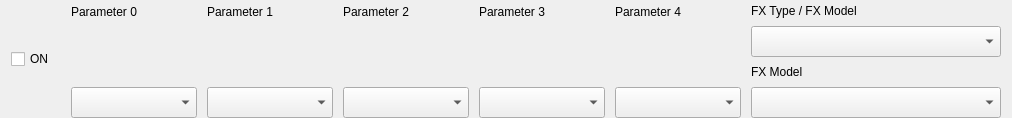
Above: ui/pedal.ui from StarAurryon/lpedit before the change. Below: the same form after it.
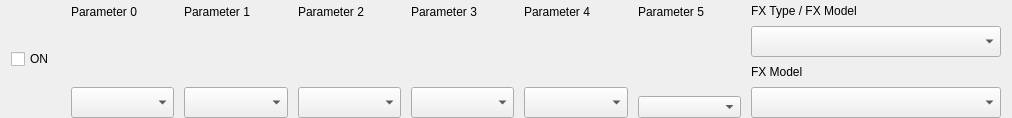
That is the form after the change.

Commit message: Fixing parameters for pedals type dynamics

```diff
--- a/ui/pedal.ui
+++ b/ui/pedal.ui
@@ -540,6 +540,68 @@
      </layout>
     </widget>
    </item>
+   <item>
+    <widget class="QWidget" name="param5Container" native="true">
+     <layout class="QVBoxLayout" name="verticalLayout_6">
+      <property name="leftMargin">
+       <number>0</number>
+      </property>
+      <property name="topMargin">
+       <number>0</number>
+      </property>
+      <property name="rightMargin">
+       <number>0</number>
+      </property>
+      <property name="bottomMargin">
+       <number>0</number>
+      </property>
+      <item>
+       <widget class="QLabel" name="param5Lbl">
+        <property name="minimumSize">
+         <size>
+          <width>0</width>
+          <height>24</height>
+         </size>
+        </property>
+        <property name="maximumSize">
+         <size>
+          <width>16777215</width>
+          <height>24</height>
+         </size>
+        </property>
+        <property name="text">
+         <string>Parameter 5</string>
+        </property>
+       </widget>
+      </item>
+      <item>
+       <widget class="QWidget" name="param5Mid" native="true">
+        <layout class="QGridLayout" name="gridLayout_6">
+         <item row="0" column="0">
+          <widget class="QWidget" name="param5Knob" native="true">
+           <property name="minimumSize">
+            <size>
+             <width>35</width>
+             <height>35</height>
+            </size>
+           </property>
+           <property name="maximumSize">
+            <size>
+             <width>35</width>
+             <height>35</height>
+            </size>
+           </property>
+          </widget>
+         </item>
+        </layout>
+       </widget>
+      </item>
+      <item>
+       <widget class="QComboBox" name="param5Value"/>
+      </item>
+     </layout>
+    </widget>
+   </item>
    <item>
     <widget class="QWidget" name="fxModelWidget" native="true">
      <property name="sizePolicy">
```
The commit also changes 3 other files.
